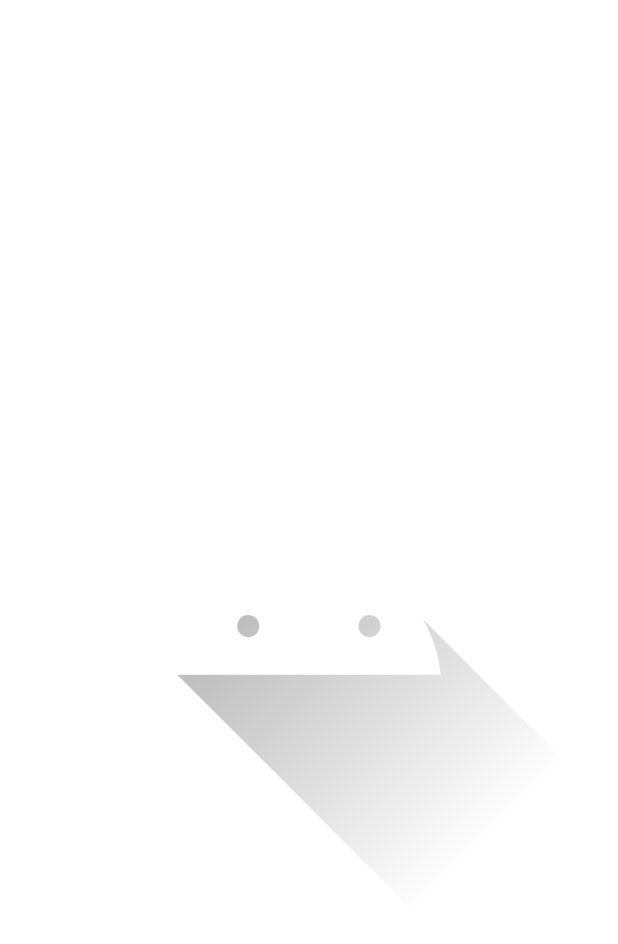
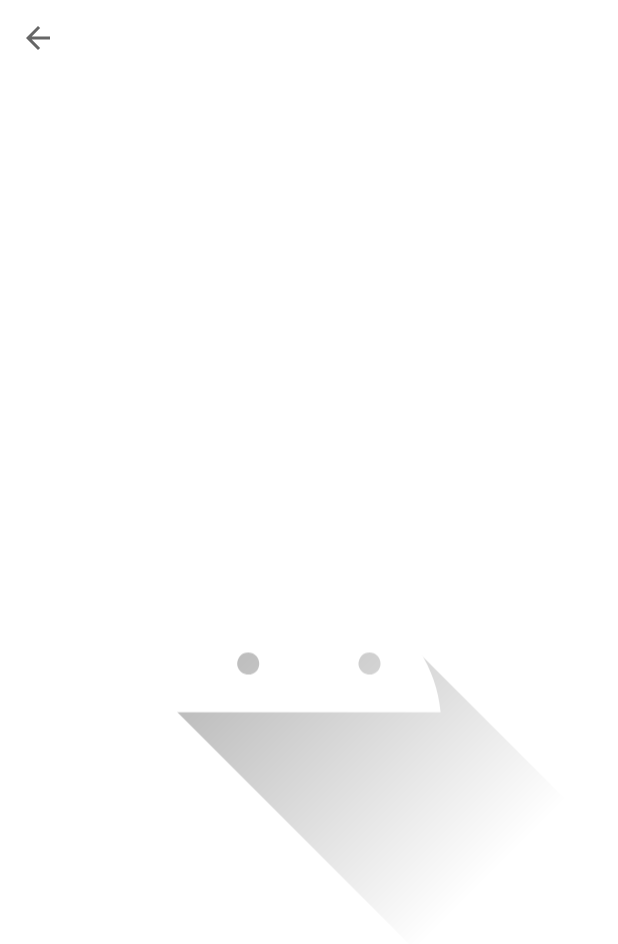
Before and after one commit to TheUsualLima/clothing-app, an Android app: the fragment ProductDetailsFragment placed in its activity, on a phone screen of 412 x 824 dp. Shown: the top 944 px of the screen. Run offline under Robolectric (Android 15) with nearby library versions, the phone set to English and light mode, and no system bars; network calls fail; pictures from the network do not load; 2 statements that could not run were skipped.

Commit message:
back button added

```diff
--- a/app/src/main/java/com/jason/clothingdisplay/ui/productdetails/ProductDetailsFragment.kt
+++ b/app/src/main/java/com/jason/clothingdisplay/ui/productdetails/ProductDetailsFragment.kt
@@ -37,6 +37,10 @@ class ProductDetailsFragment() : Fragment() {
     override fun onViewCreated(view: View, savedInstanceState: Bundle?) {
         super.onViewCreated(view, savedInstanceState)
 
+        binding.productDetailsBackButton.setOnClickListener {
+            requireActivity().onBackPressed()
+        }
+
         val prodID = args.productId
 
         val url = "https://riverisland.scene7.com/is/image/RiverIsland/${prodID}_main"
--- /dev/null
+++ b/app/src/main/res/drawable/ic_baseline_arrow_back_24.xml
@@ -0,0 +1,10 @@
+<vector xmlns:android="http://schemas.android.com/apk/res/android"
+    android:width="24dp"
+    android:height="24dp"
+    android:viewportWidth="24"
+    android:viewportHeight="24"
+    android:tint="?attr/colorControlNormal">
+  <path
+      android:fillColor="@android:color/white"
+      android:pathData="M20,11H7.83l5.59,-5.59L12,4l-8,8 8,8 1.41,-1.41L7.83,13H20v-2z"/>
+</vector>
--- /dev/null
+++ b/app/src/main/res/drawable/round_button.xml
@@ -0,0 +1,34 @@
+<?xml version = "1.0" encoding = "utf-8"?>
+<!--<selector xmlns:android = "http://schemas.android.com/apk/res/android">-->
+<!--    <item android:state_pressed = "false">-->
+<!--        <shape android:shape = "oval">-->
+<!--            <solid android:color = "@color/design_default_color_background"/>-->
+<!--        </shape>-->
+<!--    </item>-->
+<!--    <item android:state_pressed = "true">-->
+<!--        <shape android:shape = "oval">-->
+<!--            <solid android:color = "@color/grey"/>-->
+<!--        </shape>-->
+<!--    </item>-->
+<!--</selector>-->
+
+<ripple xmlns:android="http://schemas.android.com/apk/res/android"
+android:color="@color/black">
+<item android:id="@android:id/mask">
+    <shape android:shape="oval">
+        <solid android:color="@color/black" />
+        <corners android:radius="15dp" />
+    </shape>
+</item>
+
+<item android:id="@android:id/background">
+    <shape android:shape="oval">
+        <gradient
+            android:angle="90"
+            android:endColor="@color/design_default_color_background"
+            android:startColor="@color/design_default_color_background"
+            android:type="linear" />
+        <corners android:radius="15dp" />
+    </shape>
+</item>
+</ripple>
--- a/app/src/main/res/layout/fragment_product_details.xml
+++ b/app/src/main/res/layout/fragment_product_details.xml
@@ -1,13 +1,28 @@
 <?xml version="1.0" encoding="utf-8"?>
-<FrameLayout xmlns:android="http://schemas.android.com/apk/res/android"
+<androidx.constraintlayout.widget.ConstraintLayout xmlns:android="http://schemas.android.com/apk/res/android"
     xmlns:tools="http://schemas.android.com/tools"
     android:layout_width="match_parent"
     android:layout_height="match_parent"
+    xmlns:app="http://schemas.android.com/apk/res-auto"
     tools:context=".ui.productdetails.ProductDetailsFragment">
+
+    <ImageButton
+        android:id="@+id/product_details_back_button"
+        android:layout_width="50dp"
+        android:layout_height="50dp"
+        app:layout_constraintTop_toTopOf="parent"
+        app:layout_constraintStart_toStartOf="parent"
+        android:background="@drawable/round_button"
+        android:src="@drawable/ic_baseline_arrow_back_24"/>
+
 
     <ImageView
         android:id="@+id/product_details_image"
         android:layout_width="match_parent"
-        android:layout_height="match_parent"/>
+        android:layout_height="0dp"
+        app:layout_constraintTop_toBottomOf="@id/product_details_back_button"
+        app:layout_constraintBottom_toBottomOf="parent"
+        app:layout_constraintStart_toStartOf="parent"
+        app:layout_constraintEnd_toEndOf="parent"/>
 
-</FrameLayout>
+</androidx.constraintlayout.widget.ConstraintLayout>
```
